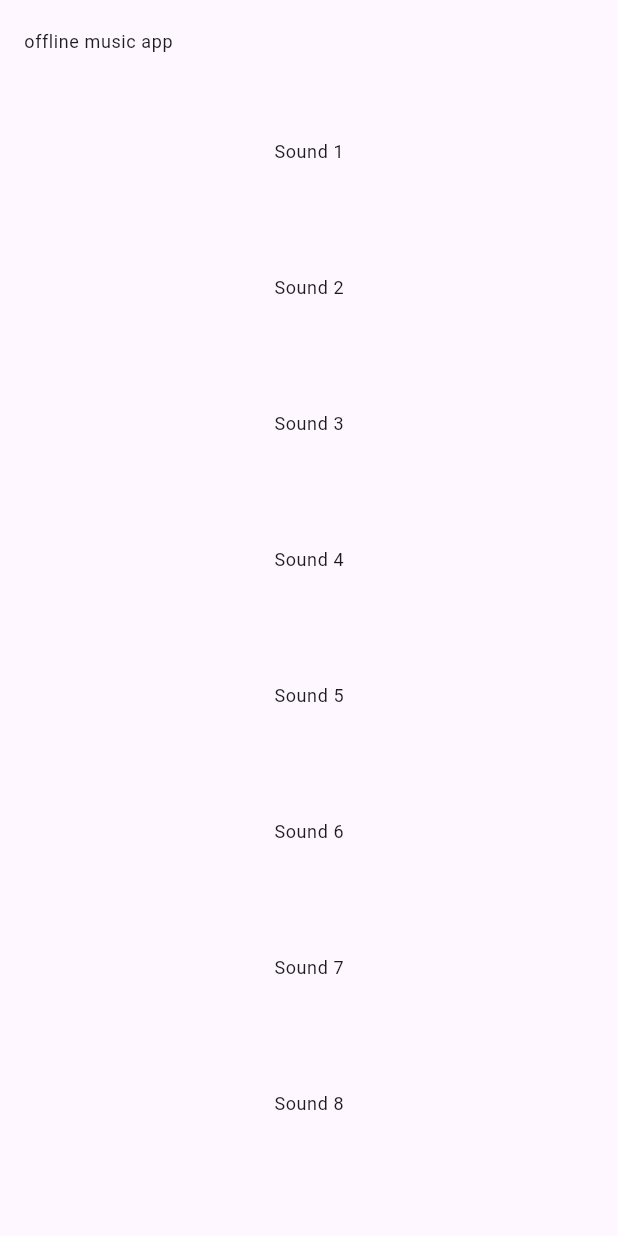
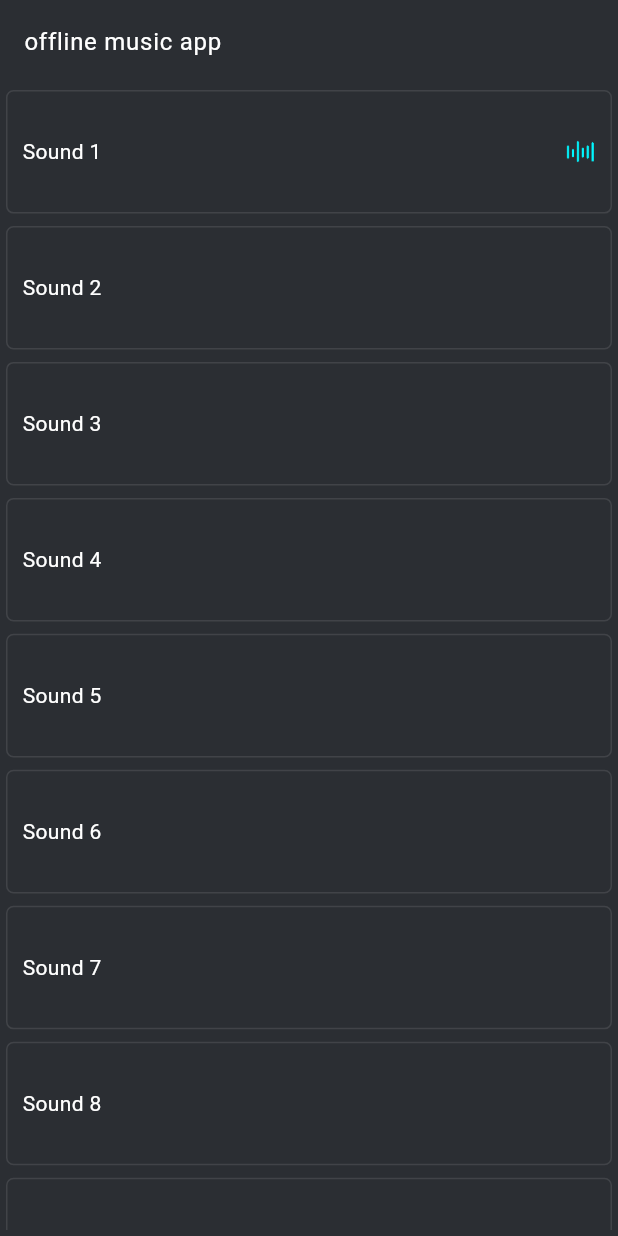
Before and after one commit to gommido/flutter_offline_music_app, a Flutter app: the screen it shows after launch, on a phone screen of 412 x 824 dp. Run offline on Flutter 3.47's test engine with Material 3 defaults, Android fonts, the light colour scheme and no system bars; our stand-ins replace flutter_bloc, just_audio, just_audio_background; Roboto replaces fonts that are missing (ReadexPro).

Commit message:
creat animation audio progress

```diff
--- a/lib/music_app/app/my_app.dart
+++ b/lib/music_app/app/my_app.dart
@@ -2,6 +2,7 @@ import 'package:flutter/material.dart';
 import 'package:flutter_bloc/flutter_bloc.dart';
 import 'package:flutter_offline_music_app/music_app/controllers/audio_controller/audio_cubit.dart';
 import '../core/constants/app_strings.dart';
+import '../core/utils/themes_manager.dart';
 import '../presentation/pages/home_page/home_page.dart';
 
 
@@ -13,15 +14,14 @@ class MyApp extends StatelessWidget {
     return MultiBlocProvider(
         providers: [
           BlocProvider(
-            create: (context)=> AudioCubit()
-              ..initPlaylist()
-              ..onPlayListener(),
+            create: (context)=> AudioCubit(),
           ),
         ],
-        child: const MaterialApp(
+        child: MaterialApp(
           title: AppStrings.appName,
           debugShowCheckedModeBanner: false,
-          home:  HomePage(),
+          theme: appTheme(),
+          home:  const HomePage(),
         ),
     );
   }
--- a/lib/music_app/controllers/audio_controller/audio_cubit.dart
+++ b/lib/music_app/controllers/audio_controller/audio_cubit.dart
@@ -13,6 +13,7 @@ class AudioCubit extends Cubit<AudioState> {
     _position = 0;
     _isLooping = false;
     _isShuffle = false;
+    _currentAudioDuration = Duration.zero;
   }
 
 
@@ -124,7 +125,7 @@ class AudioCubit extends Cubit<AudioState> {
     });
 
     _player.positionStream.listen((event){
-      _position = event.inSeconds;
+      _position = event.inMilliseconds;
       emit(OnPlayListenerState());
     });
   }
--- /dev/null
+++ b/lib/music_app/core/components/custom_widgets/custom_builder.dart
@@ -0,0 +1,10 @@
+import 'package:flutter/material.dart';
+
+class CustomBuilder extends StatelessWidget {
+  const CustomBuilder({super.key, required this.builder});
+  final Widget Function(BuildContext) builder;
+  @override
+  Widget build(BuildContext context) {
+    return Builder(builder: builder);
+  }
+}
--- /dev/null
+++ b/lib/music_app/core/components/custom_widgets/custom_row.dart
@@ -0,0 +1,25 @@
+import 'package:flutter/material.dart';
+
+class CustomRow extends StatelessWidget {
+  CustomRow({
+    super.key,
+    this.mainAxisAlignment,
+    this.crossAxisAlignment,
+    this.mainAxisSize,
+    required this.children
+  });
+  MainAxisAlignment? mainAxisAlignment;
+  CrossAxisAlignment? crossAxisAlignment;
+  MainAxisSize? mainAxisSize;
+  final List<Widget> children;
+
+  @override
+  Widget build(BuildContext context) {
+    return Row(
+      mainAxisAlignment: mainAxisAlignment != null ? mainAxisAlignment! : MainAxisAlignment.start ,
+      crossAxisAlignment: crossAxisAlignment != null ?crossAxisAlignment! : CrossAxisAlignment.center,
+      mainAxisSize: mainAxisSize != null ? mainAxisSize! : MainAxisSize.max,
+      children: children,
+    );
+  }
+}
--- a/lib/music_app/core/utils/themes_manager.dart
+++ b/lib/music_app/core/utils/themes_manager.dart
@@ -5,7 +5,7 @@ import '../resources/font_manager.dart';
 
 
 
-ThemeData darkTheme(){
+ThemeData appTheme(){
   return ThemeData(
     useMaterial3: true,
     scaffoldBackgroundColor: ColorManager.backgroundColor,
@@ -37,11 +37,6 @@ ThemeData darkTheme(){
     iconTheme: const IconThemeData(
       color: ColorManager.white,
     ),
-    iconButtonTheme: IconButtonThemeData(
-      style: ButtonStyle(
-        iconColor: WidgetStateProperty.all(ColorManager.white),
-      ),
-    ),
     sliderTheme: const SliderThemeData(
       thumbShape: RoundSliderThumbShape(enabledThumbRadius: 2.0),
       trackHeight: 1
--- a/lib/music_app/presentation/pages/home_page/home_page.dart
+++ b/lib/music_app/presentation/pages/home_page/home_page.dart
@@ -1,15 +1,31 @@
 import 'package:flutter/material.dart';
+import 'package:flutter_bloc/flutter_bloc.dart';
 import 'package:flutter_offline_music_app/music_app/core/constants/app_strings.dart';
 import 'package:flutter_offline_music_app/music_app/presentation/pages/home_page/widgets/track_widget.dart';
 
+import '../../../controllers/audio_controller/audio_cubit.dart';
 import '../../../core/components/custom_widgets/custom_container.dart';
 import '../../../core/components/custom_widgets/custom_sized_box.dart';
 import '../../../core/components/custom_widgets/custom_text.dart';
 import '../../../core/constants/ringtones.dart';
 
-class HomePage extends StatelessWidget {
+class HomePage extends StatefulWidget {
   const HomePage({super.key});
 
+  @override
+  State<HomePage> createState() => _HomePageState();
+}
+
+class _HomePageState extends State<HomePage> {
+  late AudioCubit _audioCubit;
+
+  @override
+  void initState() {
+    super.initState();
+    _audioCubit =  BlocProvider.of<AudioCubit>(context, listen:  false);
+    _audioCubit.initPlaylist();
+    _audioCubit.onPlayListener();
+  }
   @override
   Widget build(BuildContext context) {
     final size = MediaQuery.of(context).size;
@@ -17,7 +33,7 @@ class HomePage extends StatelessWidget {
       appBar: AppBar(
         title: CustomText(
           data: AppStrings.appName,
-          style: Theme.of(context).textTheme.bodySmall!,
+          style: Theme.of(context).textTheme.bodyLarge!,
         ),
       ),
       body: Padding(
--- a/lib/music_app/presentation/pages/home_page/widgets/ringtone_title_widget.dart
+++ b/lib/music_app/presentation/pages/home_page/widgets/ringtone_title_widget.dart
@@ -15,7 +15,7 @@ class RingtoneTitleWidget extends StatelessWidget {
       ),
       child: CustomText(
         data:  name,
-        style: Theme.of(context).textTheme.bodySmall!,
+        style: Theme.of(context).textTheme.bodyMedium!,
       ),
     );
   }
--- a/lib/music_app/presentation/pages/home_page/widgets/track_widget.dart
+++ b/lib/music_app/presentation/pages/home_page/widgets/track_widget.dart
@@ -4,14 +4,17 @@ import 'package:flutter_offline_music_app/music_app/core/components/bloc_consume
 import 'package:flutter_offline_music_app/music_app/core/components/custom_widgets/custom_gesture_detector.dart';
 import 'package:flutter_offline_music_app/music_app/presentation/pages/home_page/widgets/ringtone_title_widget.dart';
 import '../../../../controllers/audio_controller/audio_cubit.dart';
+import '../../../../core/components/custom_widgets/custom_builder.dart';
 import '../../../../core/components/custom_widgets/custom_container.dart';
+import '../../../../core/components/custom_widgets/custom_row.dart';
+import '../../../../core/components/custom_widgets/custom_sized_box.dart';
+import '../../../../core/constants/ringtones.dart';
 import '../../../../core/resources/color_manager.dart';
 import '../../../../models/track_model.dart';
 
 
 class TrackWidget extends StatelessWidget {
   const TrackWidget({super.key, required this.track, required this.index,});
-
   final TrackModel track;
   final int index;
 
@@ -35,18 +38,68 @@ class TrackWidget extends StatelessWidget {
             }
 
           },
-          child: CustomContainer(
+          child: Stack(
+            children: [
+              CustomBuilder(
+                builder: (context) {
+                  final audioCubit = context.read<AudioCubit>();
+                  final isCurrentTrack = context.read<AudioCubit>().currentTrackIndex == index;
+                  final progress = audioCubit.position;
+                  final total = audioCubit.currentAudioDuration.inMilliseconds;
+                  final percent = (total > 0) ? (progress / total).clamp(0.0, 1.0) : 0.0;
+                  return AnimatedContainer(
+                    duration: const Duration(milliseconds: 100),
+                    width: isCurrentTrack ? size.width * percent : 0,
+                    height: size.height / 10,
+                    decoration: BoxDecoration(
+                      color: ColorManager.teal.withOpacity(0.3),
+                      borderRadius: BorderRadius.circular(5.0),
+                    ),
+                  );
+                },
+              ),
+              CustomContainer(
                 alignment: Alignment.center,
                 padding: const EdgeInsets.all(10),
                 width: size.width,
                 height: size.height / 10,
                 decoration: BoxDecoration(
-              color: context.read<AudioCubit>().currentTrackIndex == index
-                  && context.read<AudioCubit>().player.playing ?
-              ColorManager.teal: null,
+                  border: Border.all(
+                    color: ColorManager.white.withOpacity(0.1),
+                  ),
                   borderRadius: BorderRadius.circular(5.0),
                 ),
-            child: RingtoneTitleWidget(name: track.name),
+                child: CustomBuilder(
+                  builder: (context) {
+                    return CustomRow(
+                      mainAxisAlignment: MainAxisAlignment.spaceBetween,
+                      children: [
+                        RingtoneTitleWidget(name: track.name),
+                        CustomBuilder(
+                          builder: (context) {
+                            if (tracks[context.read<AudioCubit>().currentTrackIndex].name == track.name) {
+                              return CustomContainer(
+                                alignment: Alignment.center,
+                                padding: const EdgeInsets.all(10),
+                                width: size.width / 20,
+                                height: size.height / 20,
+                                decoration: const BoxDecoration(
+                                  image: DecorationImage(
+                                    image: AssetImage('assets/images/waves.gif'),
+                                    fit: BoxFit.cover,
+                                  ),
+                                ),
+                              );
+                            }
+                            return CustomSizedBox();
+                          },
+                        ),
+                      ],
+                    );
+                  },
+                ),
+              ),
+            ],
           ),
         );
       },
```
Also changed, not shown: lib/qwry.dart (added), lib/rew.dart (added), lib/wrwr.dart (added), lib/yiy.dart (added), lib/yuu.dart (added). Lines whose indentation alone changed are shown as unchanged.
